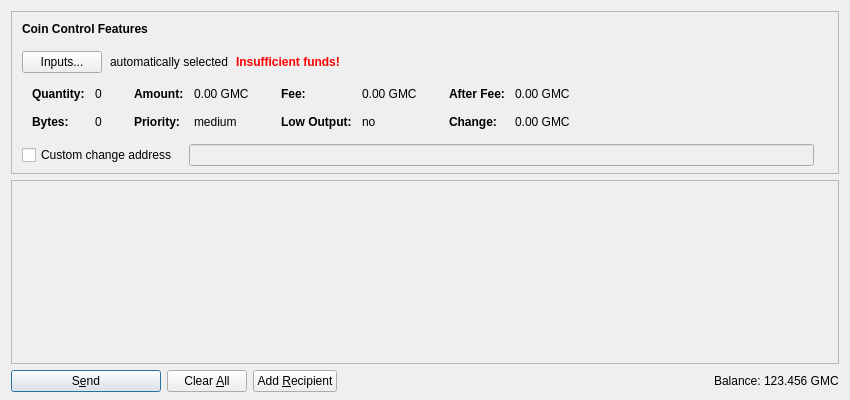
Above: src/qt/forms/sendcoinsdialog.ui from gamers-coin/gamecredits before the change. Below: the same form after it.
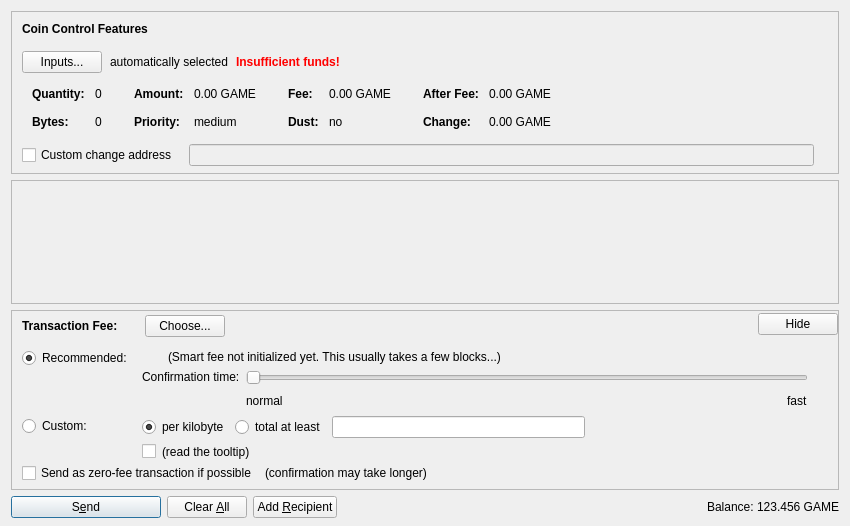
That is the form after the change. Icons and pictures are not drawn. Custom widgets are drawn as their Qt base class.

Diff of the .ui file:
```diff
--- a/src/qt/forms/sendcoinsdialog.ui
+++ b/src/qt/forms/sendcoinsdialog.ui
@@ -7,13 +7,13 @@
     <x>0</x>
     <y>0</y>
     <width>850</width>
-    <height>400</height>
+    <height>526</height>
    </rect>
   </property>
   <property name="windowTitle">
    <string>Send Coins</string>
   </property>
-  <layout class="QVBoxLayout" name="verticalLayout" stretch="0,1,0">
+  <layout class="QVBoxLayout" name="verticalLayout" stretch="0,1,0,0">
    <property name="bottomMargin">
     <number>8</number>
    </property>
@@ -321,7 +321,7 @@
                   <enum>Qt::ActionsContextMenu</enum>
                  </property>
                  <property name="text">
-                  <string notr="true">0.00 GMC</string>
+                  <string notr="true">0.00 GAME</string>
                  </property>
                  <property name="textInteractionFlags">
                   <set>Qt::LinksAccessibleByMouse|Qt::TextSelectableByKeyboard|Qt::TextSelectableByMouse</set>
@@ -401,7 +401,7 @@
                   <enum>Qt::ActionsContextMenu</enum>
                  </property>
                  <property name="text">
-                  <string notr="true">0.00 GMC</string>
+                  <string notr="true">0.00 GAME</string>
                  </property>
                  <property name="textInteractionFlags">
                   <set>Qt::LinksAccessibleByMouse|Qt::TextSelectableByKeyboard|Qt::TextSelectableByMouse</set>
@@ -417,7 +417,7 @@
                   </font>
                  </property>
                  <property name="text">
-                  <string>Low Output:</string>
+                  <string>Dust:</string>
                  </property>
                 </widget>
                </item>
@@ -481,7 +481,7 @@
                   <enum>Qt::ActionsContextMenu</enum>
                  </property>
                  <property name="text">
-                  <string notr="true">0.00 GMC</string>
+                  <string notr="true">0.00 GAME</string>
                  </property>
                  <property name="textInteractionFlags">
                   <set>Qt::LinksAccessibleByMouse|Qt::TextSelectableByKeyboard|Qt::TextSelectableByMouse</set>
@@ -510,7 +510,7 @@
                   <enum>Qt::ActionsContextMenu</enum>
                  </property>
                  <property name="text">
-                  <string notr="true">0.00 GMC</string>
+                  <string notr="true">0.00 GAME</string>
                  </property>
                  <property name="textInteractionFlags">
                   <set>Qt::LinksAccessibleByMouse|Qt::TextSelectableByKeyboard|Qt::TextSelectableByMouse</set>
@@ -614,7 +614,7 @@
         <x>0</x>
         <y>0</y>
         <width>830</width>
-        <height>178</height>
+        <height>68</height>
        </rect>
       </property>
       <layout class="QVBoxLayout" name="verticalLayout_2" stretch="0,1">
@@ -654,6 +654,590 @@
      </widget>
     </widget>
    </item>
+   <item>
+    <widget class="QFrame" name="frameFee">
+     <property name="sizePolicy">
+      <sizepolicy hsizetype="Expanding" vsizetype="Expanding">
+       <horstretch>0</horstretch>
+       <verstretch>0</verstretch>
+      </sizepolicy>
+     </property>
+     <property name="maximumSize">
+      <size>
+       <width>16777215</width>
+       <height>16777215</height>
+      </size>
+     </property>
+     <property name="frameShape">
+      <enum>QFrame::StyledPanel</enum>
+     </property>
+     <property name="frameShadow">
+      <enum>QFrame::Sunken</enum>
+     </property>
+     <layout class="QVBoxLayout" name="verticalLayoutFee1">
+      <property name="spacing">
+       <number>0</number>
+      </property>
+      <property name="leftMargin">
+       <number>0</number>
+      </property>
+      <property name="topMargin">
+       <number>0</number>
+      </property>
+      <property name="rightMargin">
+       <number>0</number>
+      </property>
+      <property name="bottomMargin">
+       <number>0</number>
+      </property>
+      <item>
+       <layout class="QVBoxLayout" name="verticalLayoutFee2" stretch="0,0,0">
+        <property name="spacing">
+         <number>0</number>
+        </property>
+        <property name="leftMargin">
+         <number>10</number>
+        </property>
+        <property name="topMargin">
+         <number>0</number>
+        </property>
+        <item>
+         <layout class="QHBoxLayout" name="horizontalLayoutFee1">
+          <property name="bottomMargin">
+           <number>0</number>
+          </property>
+          <item>
+           <layout class="QVBoxLayout" name="verticalLayoutFee7">
+            <property name="spacing">
+             <number>0</number>
+            </property>
+            <item>
+             <spacer name="verticalSpacerSmartFee">
+              <property name="orientation">
+               <enum>Qt::Vertical</enum>
+              </property>
+              <property name="sizeType">
+               <enum>QSizePolicy::Fixed</enum>
+              </property>
+              <property name="sizeHint" stdset="0">
+               <size>
+                <width>1</width>
+                <height>4</height>
+               </size>
+              </property>
+             </spacer>
+            </item>
+            <item>
+             <layout class="QHBoxLayout" name="horizontalLayoutSmartFee">
+              <property name="spacing">
+               <number>10</number>
+              </property>
+              <item>
+               <widget class="QLabel" name="labelFeeHeadline">
+                <property name="sizePolicy">
+                 <sizepolicy hsizetype="Preferred" vsizetype="Maximum">
+                  <horstretch>0</horstretch>
+                  <verstretch>0</verstretch>
+                 </sizepolicy>
+                </property>
+                <property name="font">
+                 <font>
+                  <weight>75</weight>
+                  <bold>true</bold>
+                 </font>
+                </property>
+                <property name="styleSheet">
+                 <string notr="true">font-weight:bold;</string>
+                </property>
+                <property name="text">
+                 <string>Transaction Fee:</string>
+                </property>
+               </widget>
+              </item>
+              <item>
+               <widget class="QLabel" name="labelFeeMinimized">
+                <property name="text">
+                 <string/>
+                </property>
+               </widget>
+              </item>
+              <item>
+               <widget class="QPushButton" name="buttonChooseFee">
+                <property name="text">
+                 <string>Choose...</string>
+                </property>
+               </widget>
+              </item>
+             </layout>
+            </item>
+            <item>
+             <spacer name="verticalSpacer_5">
+              <property name="orientation">
+               <enum>Qt::Vertical</enum>
+              </property>
+              <property name="sizeHint" stdset="0">
+               <size>
+                <width>1</width>
+                <height>1</height>
+               </size>
+              </property>
+             </spacer>
+            </item>
+           </layout>
+          </item>
+          <item>
+           <spacer name="horizontalSpacer_4">
+            <property name="orientation">
+             <enum>Qt::Horizontal</enum>
+            </property>
+            <property name="sizeHint" stdset="0">
+             <size>
+              <width>40</width>
+              <height>20</height>
+             </size>
+            </property>
+           </spacer>
+          </item>
+          <item>
+           <widget class="QPushButton" name="buttonMinimizeFee">
+            <property name="toolTip">
+             <string>collapse fee-settings</string>
+            </property>
+            <property name="text">
+             <string>Hide</string>
+            </property>
+           </widget>
+          </item>
+         </layout>
+        </item>
+        <item>
+         <widget class="QFrame" name="frameFeeSelection">
+          <layout class="QVBoxLayout" name="verticalLayoutFee12">
+           <property name="spacing">
+            <number>0</number>
+           </property>
+           <property name="leftMargin">
+            <number>0</number>
+           </property>
+           <property name="topMargin">
+            <number>0</number>
+           </property>
+           <property name="rightMargin">
+            <number>0</number>
+           </property>
+           <property name="bottomMargin">
+            <number>0</number>
+           </property>
+           <item>
+            <layout class="QGridLayout" name="gridLayoutFee">
+             <property name="topMargin">
+              <number>10</number>
+             </property>
+             <property name="bottomMargin">
+              <number>4</number>
+             </property>
+             <property name="horizontalSpacing">
+              <number>10</number>
+             </property>
+             <property name="verticalSpacing">
+              <number>4</number>
+             </property>
+             <item row="1" column="1">
+              <layout class="QVBoxLayout" name="verticalLayoutFee8">
+               <property name="spacing">
+                <number>6</number>
+               </property>
+               <item>
+                <layout class="QHBoxLayout" name="horizontalLayoutFee13">
+                 <item>
+                  <widget class="QRadioButton" name="radioCustomPerKilobyte">
+                   <property name="toolTip">
+                    <string>If the custom fee is set to 1000 satoshis and the transaction is only 250 bytes, then &quot;per kilobyte&quot; only pays 250 satoshis in fee, while &quot;total at least&quot; pays 1000 satoshis. For transactions bigger than a kilobyte both pay by kilobyte.</string>
+                   </property>
+                   <property name="text">
+                    <string>per kilobyte</string>
+                   </property>
+                   <property name="checked">
+                    <bool>true</bool>
+                   </property>
+                   <attribute name="buttonGroup">
+                    <string notr="true">groupCustomFee</string>
+                   </attribute>
+                  </widget>
+                 </item>
+                 <item>
+                  <widget class="QRadioButton" name="radioCustomAtLeast">
+                   <property name="toolTip">
+                    <string>If the custom fee is set to 1000 satoshis and the transaction is only 250 bytes, then &quot;per kilobyte&quot; only pays 250 satoshis in fee, while &quot;total at least&quot; pays 1000 satoshis. For transactions bigger than a kilobyte both pay by kilobyte.</string>
+                   </property>
+                   <property name="text">
+                    <string>total at least</string>
+                   </property>
+                   <attribute name="buttonGroup">
+                    <string notr="true">groupCustomFee</string>
+                   </attribute>
+                  </widget>
+                 </item>
+                 <item>
+                  <widget class="BitcoinAmountField" name="customFee"/>
+                 </item>
+                 <item>
+                  <spacer name="horizontalSpacer_6">
+                   <property name="orientation">
+                    <enum>Qt::Horizontal</enum>
+                   </property>
+                   <property name="sizeHint" stdset="0">
+                    <size>
+                     <width>1</width>
+                     <height>1</height>
+                    </size>
+                   </property>
+                  </spacer>
+                 </item>
+                </layout>
+               </item>
+               <item>
+                <layout class="QHBoxLayout" name="horizontalLayoutFee8">
+                 <item>
+                  <widget class="QCheckBox" name="checkBoxMinimumFee">
+                   <property name="toolTip">
+                    <string>Paying only the minimum fee is just fine as long as there is less transaction volume than space in the blocks. But be aware that this can end up in a never confirming transaction once there is more demand for GameCredits transactions than the network can process.</string>
+                   </property>
+                   <property name="text">
+                    <string/>
+                   </property>
+                  </widget>
+                 </item>
+                 <item>
+                  <widget class="QLabel" name="labelMinFeeWarning">
+                   <property name="enabled">
+                    <bool>true</bool>
+                   </property>
+                   <property name="toolTip">
+                    <string>Paying only the minimum fee is just fine as long as there is less transaction volume than space in the blocks. But be aware that this can end up in a never confirming transaction once there is more demand for GameCredits transactions than the network can process.</string>
+                   </property>
+                   <property name="text">
+                    <string>(read the tooltip)</string>
+                   </property>
+                   <property name="margin">
+                    <number>5</number>
+                   </property>
+                  </widget>
+                 </item>
+                 <item>
+                  <spacer name="horizontalSpacer_2">
+                   <property name="orientation">
+                    <enum>Qt::Horizontal</enum>
+                   </property>
+                   <property name="sizeHint" stdset="0">
+                    <size>
+                     <width>1</width>
+                     <height>1</height>
+                    </size>
+                   </property>
+                  </spacer>
+                 </item>
+                </layout>
+               </item>
+              </layout>
+             </item>
+             <item row="0" column="0">
+              <layout class="QVBoxLayout" name="verticalLayoutFee4" stretch="0,1">
+               <item>
+                <widget class="QRadioButton" name="radioSmartFee">
+                 <property name="text">
+                  <string>Recommended:</string>
+                 </property>
+                 <property name="checked">
+                  <bool>true</bool>
+                 </property>
+                 <attribute name="buttonGroup">
+                  <string notr="true">groupFee</string>
+                 </attribute>
+                </widget>
+               </item>
+               <item>
+                <spacer name="verticalSpacer_2">
+                 <property name="orientation">
+                  <enum>Qt::Vertical</enum>
+                 </property>
+                 <property name="sizeHint" stdset="0">
+                  <size>
+                   <width>1</width>
+                   <height>1</height>
+                  </size>
+                 </property>
+                </spacer>
+               </item>
+              </layout>
+             </item>
+             <item row="1" column="0">
+              <layout class="QVBoxLayout" name="verticalLayoutFee9" stretch="0,1">
+               <item>
+                <widget class="QRadioButton" name="radioCustomFee">
+                 <property name="text">
+                  <string>Custom:</string>
+                 </property>
+                 <attribute name="buttonGroup">
+                  <string notr="true">groupFee</string>
+                 </attribute>
+                </widget>
+               </item>
+               <item>
+                <spacer name="verticalSpacer_6">
+                 <property name="orientation">
+                  <enum>Qt::Vertical</enum>
+                 </property>
+                 <property name="sizeHint" stdset="0">
+                  <size>
+                   <width>1</width>
+                   <height>1</height>
+                  </size>
+                 </property>
+                </spacer>
+               </item>
+              </layout>
+             </item>
+             <item row="0" column="1">
+              <layout class="QVBoxLayout" name="verticalLayoutFee3" stretch="0,0,1">
+               <property name="spacing">
+                <number>6</number>
+               </property>
+               <property name="topMargin">
+                <number>2</number>
+               </property>
+               <item>
+                <layout class="QHBoxLayout" name="horizontalLayoutFee12">
+                 <item>
+                  <widget class="QLabel" name="labelSmartFee">
+                   <property name="text">
+                    <string/>
+                   </property>
+                   <property name="margin">
+                    <number>2</number>
+                   </property>
+                  </widget>
+                 </item>
+                 <item>
+                  <widget class="QLabel" name="labelFeeEstimation">
+                   <property name="text">
+                    <string/>
+                   </property>
+                  </widget>
+                 </item>
+                 <item>
+                  <widget class="QLabel" name="labelSmartFee2">
+                   <property name="text">
+                    <string>(Smart fee not initialized yet. This usually takes a few blocks...)</string>
+                   </property>
+                   <property name="margin">
+                    <number>2</number>
+                   </property>
+                  </widget>
+                 </item>
+                 <item>
+                  <spacer name="horizontalSpacer_5">
+                   <property name="orientation">
+                    <enum>Qt::Horizontal</enum>
+                   </property>
+                   <property name="sizeHint" stdset="0">
+                    <size>
+                     <width>1</width>
+                     <height>1</height>
+                    </size>
+                   </property>
+                  </spacer>
+                 </item>
+                </layout>
+               </item>
+               <item>
+                <layout class="QHBoxLayout" name="horizontalLayoutFee9">
+                 <item>
+                  <layout class="QVBoxLayout" name="verticalLayoutFee6">
+                   <item>
+                    <widget class="QLabel" name="labelSmartFee3">
+                     <property name="text">
+                      <string>Confirmation time:</string>
+                     </property>
+                     <property name="margin">
+                      <number>2</number>
+                     </property>
+                    </widget>
+                   </item>
+                   <item>
+                    <spacer name="verticalSpacer_3">
+                     <property name="orientation">
+                      <enum>Qt::Vertical</enum>
+                     </property>
+                     <property name="sizeHint" stdset="0">
+                      <size>
+                       <width>1</width>
+                       <height>1</height>
+                      </size>
+                     </property>
+                    </spacer>
+                   </item>
+                  </layout>
+                 </item>
+                 <item>
+                  <layout class="QVBoxLayout" name="verticalLayoutFee5">
+                   <property name="rightMargin">
+                    <number>30</number>
+                   </property>
+                   <item>
+                    <widget class="QSlider" name="sliderSmartFee">
+                     <property name="minimum">
+                      <number>0</number>
+                     </property>
+                     <property name="maximum">
+                      <number>24</number>
+                     </property>
+                     <property name="pageStep">
+                      <number>1</number>
+                     </property>
+                     <property name="value">
+                      <number>0</number>
+                     </property>
+                     <property name="orientation">
+                      <enum>Qt::Horizontal</enum>
+                     </property>
+                     <property name="invertedAppearance">
+                      <bool>false</bool>
+                     </property>
+                     <property name="invertedControls">
+                      <bool>false</bool>
+                     </property>
+                     <property name="tickPosition">
+                      <enum>QSlider::NoTicks</enum>
+                     </property>
+                    </widget>
+                   </item>
+                   <item>
+                    <layout class="QHBoxLayout" name="horizontalLayoutFee10">
+                     <item>
+                      <widget class="QLabel" name="labelSmartFeeNormal">
+                       <property name="text">
+                        <string>normal</string>
+                       </property>
+                      </widget>
+                     </item>
+                     <item>
+                      <spacer name="horizontalSpacer_3">
+                       <property name="orientation">
+                        <enum>Qt::Horizontal</enum>
+                       </property>
+                       <property name="sizeHint" stdset="0">
+                        <size>
+                         <width>40</width>
+                         <height>20</height>
+                        </size>
+                       </property>
+                      </spacer>
+                     </item>
+                     <item>
+                      <widget class="QLabel" name="labelSmartFeeFast">
+                       <property name="text">
+                        <string>fast</string>
+                       </property>
+                      </widget>
+                     </item>
+                    </layout>
+                   </item>
+                  </layout>
+                 </item>
+                </layout>
+               </item>
+               <item>
+                <spacer name="verticalSpacer_4">
+                 <property name="orientation">
+                  <enum>Qt::Vertical</enum>
+                 </property>
+                 <property name="sizeHint" stdset="0">
+                  <size>
+                   <width>1</width>
+                   <height>1</height>
+                  </size>
+                 </property>
+                </spacer>
+               </item>
+              </layout>
+             </item>
+            </layout>
+           </item>
+           <item>
+            <layout class="QHBoxLayout" name="horizontalLayoutFee5" stretch="0,0,0">
+             <property name="spacing">
+              <number>8</number>
+             </property>
+             <property name="bottomMargin">
+              <number>4</number>
+             </property>
+             <item>
+              <widget class="QCheckBox" name="checkBoxFreeTx">
+               <property name="text">
+                <string>Send as zero-fee transaction if possible</string>
+               </property>
+              </widget>
+             </item>
+             <item>
+              <widget class="QLabel" name="labelFreeTx">
+               <property name="text">
+                <string>(confirmation may take longer)</string>
+               </property>
+               <property name="margin">
+                <number>5</number>
+               </property>
+              </widget>
+             </item>
+             <item>
+              <spacer name="horizontalSpacerFee5">
+               <property name="orientation">
+                <enum>Qt::Horizontal</enum>
+               </property>
+               <property name="sizeHint" stdset="0">
+                <size>
+                 <width>1</width>
+                 <height>1</height>
+                </size>
+               </property>
+              </spacer>
+             </item>
+            </layout>
+           </item>
+           <item>
+            <spacer name="verticalSpacerFee2">
+             <property name="orientation">
+              <enum>Qt::Vertical</enum>
+             </property>
+             <property name="sizeHint" stdset="0">
+              <size>
+               <width>1</width>
+               <height>1</height>
+              </size>
+             </property>
+            </spacer>
+           </item>
+          </layout>
+         </widget>
+        </item>
+        <item>
+         <spacer name="verticalSpacerFee">
+          <property name="orientation">
+           <enum>Qt::Vertical</enum>
+          </property>
+          <property name="sizeHint" stdset="0">
+           <size>
+            <width>800</width>
+            <height>1</height>
+           </size>
+          </property>
+         </spacer>
+        </item>
+       </layout>
+      </item>
+     </layout>
+    </widget>
+   </item>
    <item>
     <layout class="QHBoxLayout" name="horizontalLayout">
      <item>
@@ -674,6 +1258,9 @@
         <iconset resource="../bitcoin.qrc">
          <normaloff>:/icons/send</normaloff>:/icons/send</iconset>
        </property>
+       <property name="autoDefault">
+        <bool>false</bool>
+       </property>
        <property name="default">
         <bool>true</bool>
        </property>
@@ -765,7 +1352,7 @@
           <cursorShape>IBeamCursor</cursorShape>
          </property>
          <property name="text">
-          <string notr="true">123.456 GMC</string>
+          <string notr="true">123.456 GAME</string>
          </property>
          <property name="textInteractionFlags">
           <set>Qt::LinksAccessibleByMouse|Qt::TextSelectableByKeyboard|Qt::TextSelectableByMouse</set>
@@ -784,6 +1371,12 @@
    <extends>QLineEdit</extends>
    <header>qvalidatedlineedit.h</header>
   </customwidget>
+  <customwidget>
+   <class>BitcoinAmountField</class>
+   <extends>QLineEdit</extends>
+   <header>bitcoinamountfield.h</header>
+   <container>1</container>
+  </customwidget>
  </customwidgets>
  <resources>
   <include location="../bitcoin.qrc"/>
```
Left out of the diff: 10 changed lines with no effect on the pictures.
